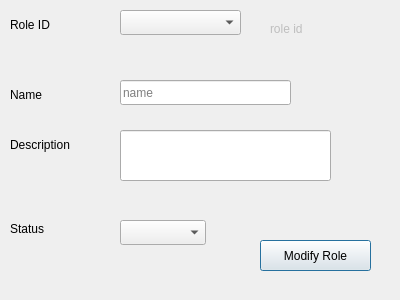
Above: presentation/authorization_ui/modifyRole.ui from shymaa123456/HyperPOS2020 before the change. Below: the same form after it.
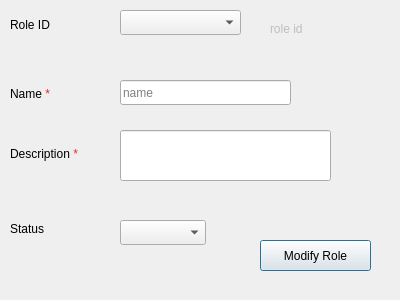
That is the form after the change.

What changed in the file:
```diff
--- a/presentation/authorization_ui/modifyRole.ui
+++ b/presentation/authorization_ui/modifyRole.ui
@@ -49,32 +49,6 @@
     <string>name</string>
    </property>
   </widget>
-  <widget class="QLabel" name="label_3">
-   <property name="geometry">
-    <rect>
-     <x>10</x>
-     <y>130</y>
-     <width>99</width>
-     <height>29</height>
-    </rect>
-   </property>
-   <property name="text">
-    <string>Description</string>
-   </property>
-  </widget>
-  <widget class="QLabel" name="label_6">
-   <property name="geometry">
-    <rect>
-     <x>10</x>
-     <y>80</y>
-     <width>99</width>
-     <height>29</height>
-    </rect>
-   </property>
-   <property name="text">
-    <string>Name</string>
-   </property>
-  </widget>
   <widget class="QLabel" name="label">
    <property name="geometry">
     <rect>
@@ -140,6 +114,32 @@
     <string>role id</string>
    </property>
   </widget>
+  <widget class="QLabel" name="label_6">
+   <property name="geometry">
+    <rect>
+     <x>10</x>
+     <y>80</y>
+     <width>99</width>
+     <height>29</height>
+    </rect>
+   </property>
+   <property name="text">
+    <string>&lt;html&gt;&lt;head/&gt;&lt;body&gt;&lt;p&gt;Name &lt;span style=&quot; color:#ef2929;&quot;&gt;*&lt;/span&gt;&lt;/p&gt;&lt;/body&gt;&lt;/html&gt;</string>
+   </property>
+  </widget>
+  <widget class="QLabel" name="label_3">
+   <property name="geometry">
+    <rect>
+     <x>10</x>
+     <y>140</y>
+     <width>99</width>
+     <height>29</height>
+    </rect>
+   </property>
+   <property name="text">
+    <string>&lt;html&gt;&lt;head/&gt;&lt;body&gt;&lt;p&gt;Description &lt;span style=&quot; color:#ef2929;&quot;&gt;*&lt;/span&gt;&lt;/p&gt;&lt;/body&gt;&lt;/html&gt;</string>
+   </property>
+  </widget>
  </widget>
  <resources/>
  <connections/>
```
